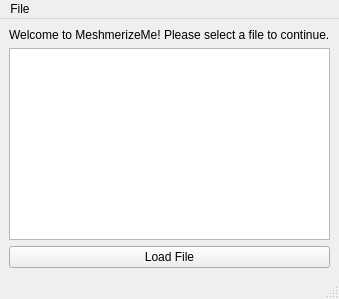
Old version of the form uidesign.ui in the repository dmsenter89/MeshmerizeMe.
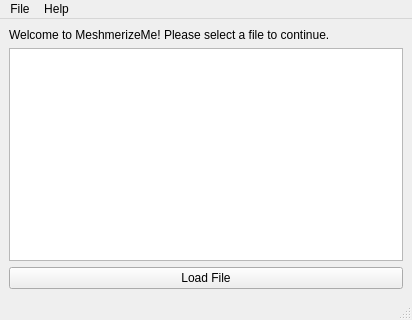
New version of the form.

Commit message: Add 'About' Dialog

Patch:
```diff
--- a/uidesign.ui
+++ b/uidesign.ui
@@ -2,6 +2,14 @@
 <ui version="4.0">
  <class>MainWindow</class>
  <widget class="QMainWindow" name="MainWindow">
+  <property name="geometry">
+   <rect>
+    <x>0</x>
+    <y>0</y>
+    <width>412</width>
+    <height>320</height>
+   </rect>
+  </property>
   <property name="windowTitle">
    <string>MeshmerizeMe</string>
   </property>
@@ -31,8 +39,8 @@
     <rect>
      <x>0</x>
      <y>0</y>
-     <width>444</width>
-     <height>26</height>
+     <width>412</width>
+     <height>25</height>
     </rect>
    </property>
    <widget class="QMenu" name="menuFile">
@@ -42,7 +50,14 @@
     <addaction name="actionOpen_File"/>
     <addaction name="actionQuit"/>
    </widget>
+   <widget class="QMenu" name="menuHelp">
+    <property name="title">
+     <string>Help</string>
+    </property>
+    <addaction name="actionAbout"/>
+   </widget>
    <addaction name="menuFile"/>
+   <addaction name="menuHelp"/>
   </widget>
   <widget class="QStatusBar" name="statusbar"/>
   <action name="actionQuit">
```
Left out of the diff: 5 changed lines with no effect on the pictures. The commit also changes 2 other files.
